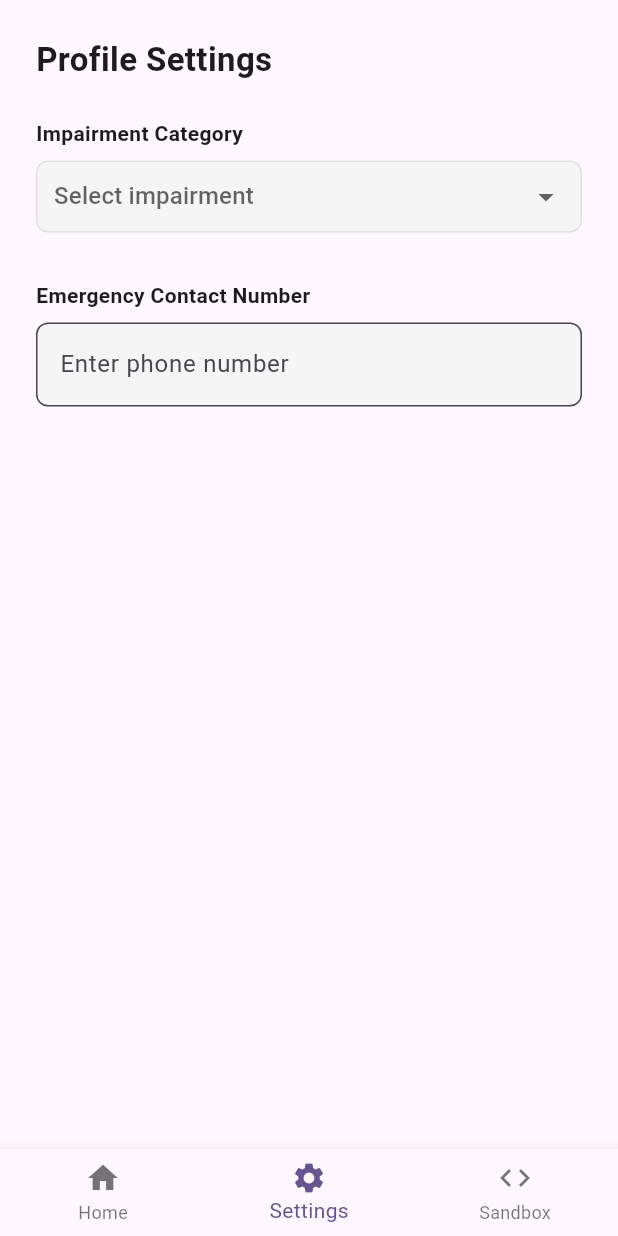
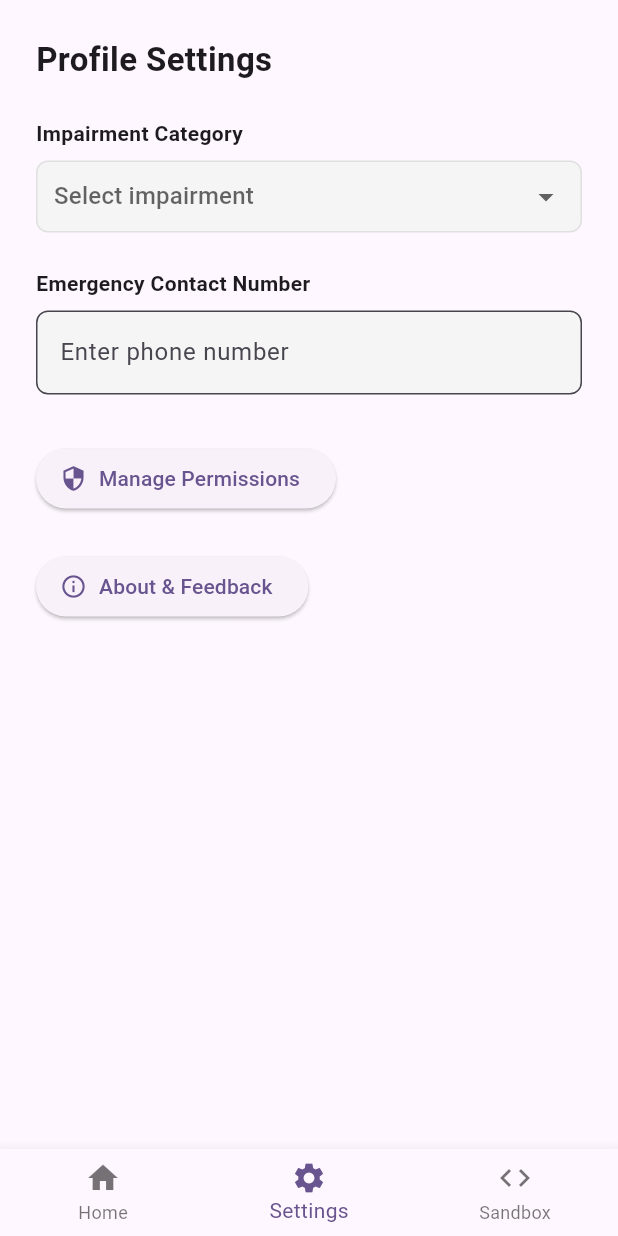
Before and after one commit to gitoak/vru_safety_app, a Flutter app: the screen it shows after launch, item 2 of the bottom bar chosen, on a phone screen of 412 x 824 dp. Run offline on Flutter 3.47's test engine with Material 3 defaults, Android fonts, the light colour scheme and no system bars; our stand-ins replace bloc, equatable, flutter_bloc, flutter_map, geolocator, latlong2 and 1 more.

Commit message:
finished up settings

```diff
--- a/lib/bloc/settings_state.dart
+++ b/lib/bloc/settings_state.dart
@@ -1,12 +1,8 @@
 import 'package:equatable/equatable.dart';
 
 enum VruCategory {
-  deaf,
-  hardOfHearing,
   blind,
   visuallyImpaired,
-  intoxicated,
-  child,
 }
 
 class SettingsState extends Equatable {
--- a/lib/pages/settings_page.dart
+++ b/lib/pages/settings_page.dart
@@ -17,6 +17,11 @@ class _SettingsPageState extends State<SettingsPage> {
   void initState() {
     super.initState();
     _controller = TextEditingController();
+    // Load initial value from Bloc state after first frame
+    WidgetsBinding.instance.addPostFrameCallback((_) {
+      final state = context.read<SettingsBloc>().state;
+      _controller.text = state.emergencyContact ?? '';
+    });
   }
 
   @override
@@ -27,18 +32,10 @@ class _SettingsPageState extends State<SettingsPage> {
 
   String _categoryLabel(VruCategory cat) {
     switch (cat) {
-      case VruCategory.deaf:
-        return 'Deaf';
-      case VruCategory.hardOfHearing:
-        return 'Hard of Hearing';
       case VruCategory.blind:
         return 'Blind';
       case VruCategory.visuallyImpaired:
         return 'Visually Impaired';
-      case VruCategory.intoxicated:
-        return 'Intoxicated';
-      case VruCategory.child:
-        return 'Child';
     }
   }
 
@@ -87,20 +84,69 @@ class _SettingsPageState extends State<SettingsPage> {
                     ),
                   ),
                 ),
-                const SizedBox(height: 32),
+                const SizedBox(height: 24),
+                // Emergency Contact Section
                 const Text('Emergency Contact Number', style: TextStyle(fontWeight: FontWeight.w600)),
                 const SizedBox(height: 8),
                 TextFormField(
                   controller: _controller,
                   keyboardType: TextInputType.phone,
+                  textInputAction: TextInputAction.done,
                   decoration: InputDecoration(
                     hintText: 'Enter phone number',
                     border: OutlineInputBorder(borderRadius: BorderRadius.circular(8)),
                     fillColor: Colors.grey[100],
                     filled: true,
                   ),
+                  onFieldSubmitted: (val) {
+                    context.read<SettingsBloc>().add(SetEmergencyContact(val));
+                    FocusScope.of(context).unfocus(); // Close the keyboard
+                  },
+                  onEditingComplete: () {
+                    context.read<SettingsBloc>().add(SetEmergencyContact(_controller.text));
+                    FocusScope.of(context).unfocus(); // Close the keyboard
+                  },
                   onChanged: (val) {
-                    context.read<SettingsBloc>().add(SetEmergencyContact(val));
+                    // Only update the local state, don't save to storage yet
+                  },
+                ),
+                const SizedBox(height: 32),
+                // Permissions Management Button
+                ElevatedButton.icon(
+                  icon: const Icon(Icons.security),
+                  label: const Text('Manage Permissions'),
+                  style: ElevatedButton.styleFrom(minimumSize: Size(180, 40)),
+                  onPressed: () {
+                    // TODO: Implement permissions management
+                    showDialog(
+                      context: context,
+                      builder: (context) => AlertDialog(
+                        title: const Text('Manage Permissions'),
+                        content: const Text('Here you can manage app permissions.'),
+                        actions: [
+                          TextButton(onPressed: () => Navigator.pop(context), child: const Text('OK')),
+                        ],
+                      ),
+                    );
+                  },
+                ),
+                const SizedBox(height: 24),
+                // About & Feedback Button
+                ElevatedButton.icon(
+                  icon: const Icon(Icons.info_outline),
+                  label: const Text('About & Feedback'),
+                  style: ElevatedButton.styleFrom(minimumSize: Size(180, 40)),
+                  onPressed: () {
+                    showAboutDialog(
+                      context: context,
+                      applicationName: 'VRU Safety App',
+                      applicationVersion: '1.0.0',
+                      applicationIcon: Icon(Icons.security, size: 40),
+                      children: [
+                        const SizedBox(height: 16),
+                        const Text('Feedback: vru-app@example.com'),
+                      ],
+                    );
                   },
                 ),
                 const SizedBox(height: 32),
```
